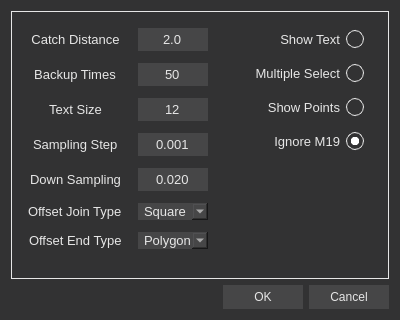
First picture: the form in src/ui/Setting.ui, repository chen6556/DSV, before the edit.
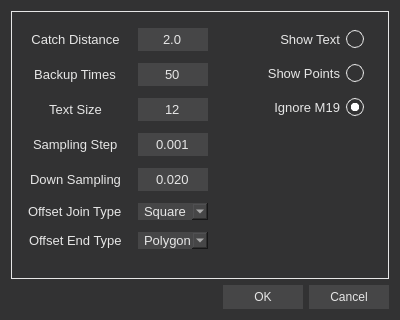
Second picture: the form after the edit. Icons and pictures are not drawn.

Diff of the .ui file:
```diff
--- a/src/ui/Setting.ui
+++ b/src/ui/Setting.ui
@@ -545,33 +545,6 @@
            </property>
           </widget>
          </item>
-         <item>
-          <widget class="QCheckBox" name="multiple_select">
-           <property name="sizePolicy">
-            <sizepolicy hsizetype="Preferred" vsizetype="Preferred">
-             <horstretch>0</horstretch>
-             <verstretch>0</verstretch>
-            </sizepolicy>
-           </property>
-           <property name="minimumSize">
-            <size>
-             <width>0</width>
-             <height>22</height>
-            </size>
-           </property>
-           <property name="font">
-            <font>
-             <pointsize>10</pointsize>
-            </font>
-           </property>
-           <property name="layoutDirection">
-            <enum>Qt::LayoutDirection::RightToLeft</enum>
-           </property>
-           <property name="text">
-            <string>Multiple Select</string>
-           </property>
-          </widget>
-         </item>
          <item>
           <widget class="QCheckBox" name="show_points">
            <property name="sizePolicy">
```
